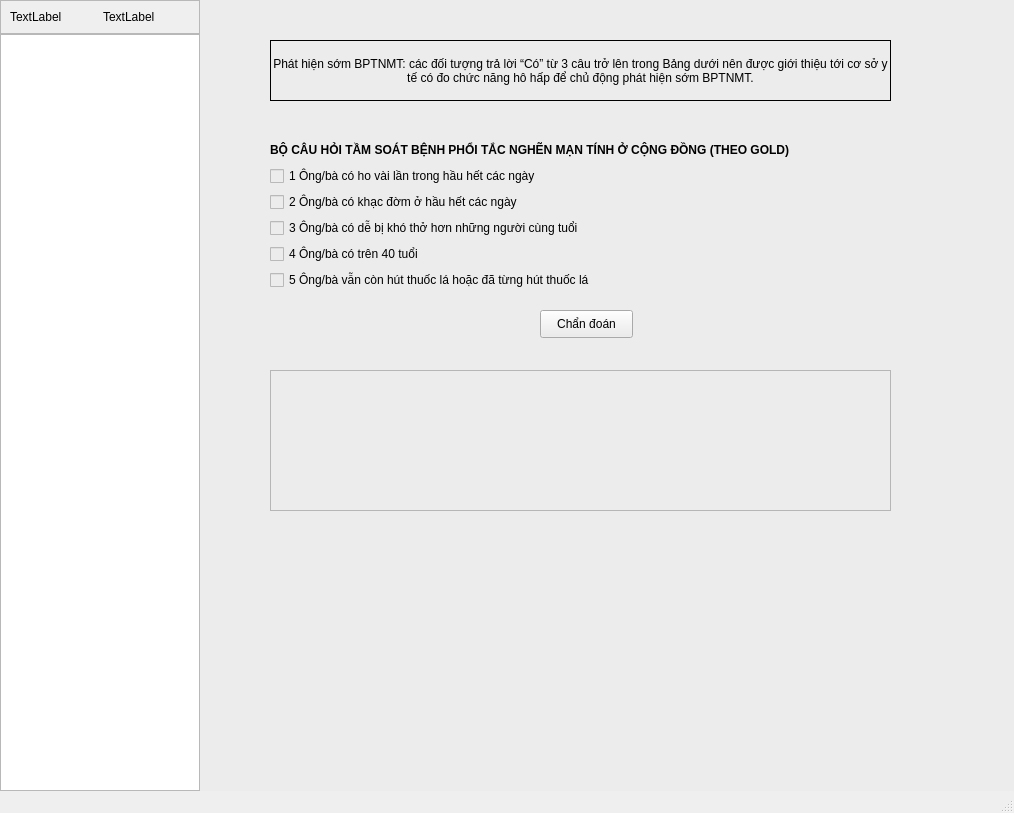
First picture: the form in interface/main_ui.ui, repository tanmaivan/COPD-Diagnosis-Expert-System, before the edit.
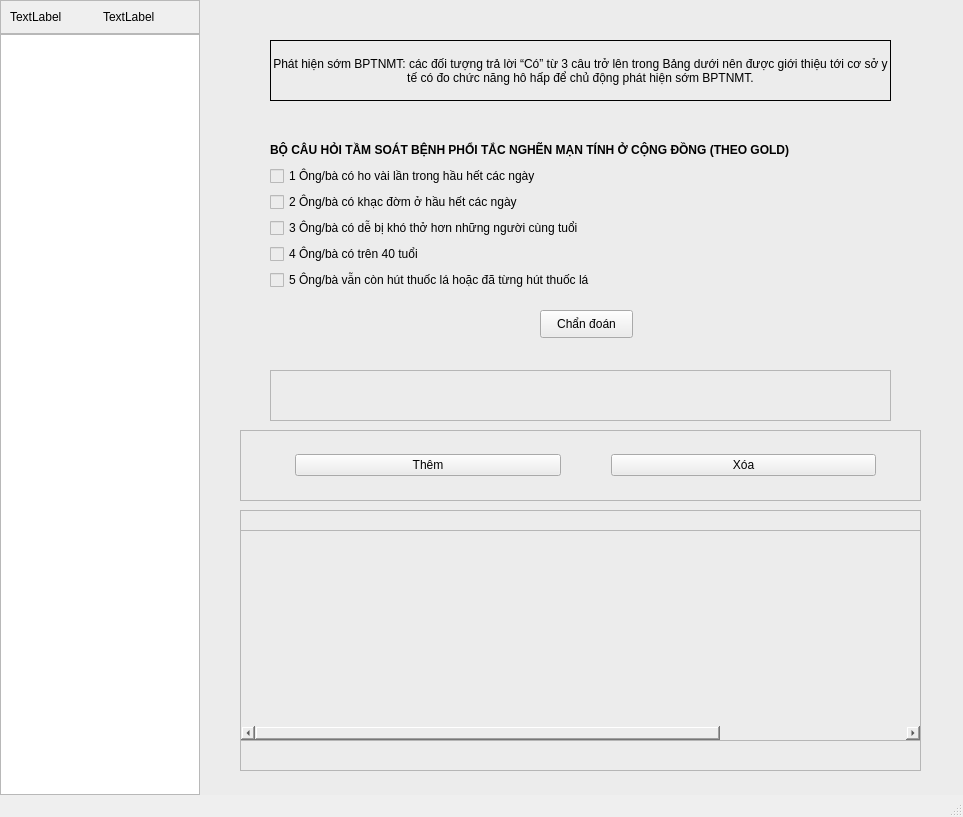
Second picture: the form after the edit. The open tabs and pages were chosen to show the change. Icons and pictures are not drawn.

Commit message: ensure table headers are visible

Diff of the .ui file:
```diff
--- a/interface/main_ui.ui
+++ b/interface/main_ui.ui
@@ -6,8 +6,8 @@
    <rect>
     <x>0</x>
     <y>0</y>
-    <width>1014</width>
-    <height>813</height>
+    <width>963</width>
+    <height>817</height>
    </rect>
   </property>
   <property name="windowTitle">
@@ -409,7 +409,7 @@
           <x>70</x>
           <y>370</y>
           <width>621</width>
-          <height>141</height>
+          <height>51</height>
          </rect>
         </property>
        </widget>
@@ -477,6 +477,162 @@
          </item>
         </layout>
        </widget>
+       <widget class="QFrame" name="i_result_frame_2">
+        <property name="geometry">
+         <rect>
+          <x>40</x>
+          <y>510</y>
+          <width>681</width>
+          <height>261</height>
+         </rect>
+        </property>
+        <property name="frameShape">
+         <enum>QFrame::StyledPanel</enum>
+        </property>
+        <property name="frameShadow">
+         <enum>QFrame::Raised</enum>
+        </property>
+        <widget class="QTableWidget" name="tb_patient_info_2">
+         <property name="geometry">
+          <rect>
+           <x>0</x>
+           <y>20</y>
+           <width>681</width>
+           <height>211</height>
+          </rect>
+         </property>
+         <property name="focusPolicy">
+          <enum>Qt::NoFocus</enum>
+         </property>
+         <property name="showGrid">
+          <bool>false</bool>
+         </property>
+         <attribute name="horizontalHeaderVisible">
+          <bool>false</bool>
+         </attribute>
+         <attribute name="horizontalHeaderMinimumSectionSize">
+          <number>50</number>
+         </attribute>
+         <attribute name="horizontalHeaderDefaultSectionSize">
+          <number>130</number>
+         </attribute>
+         <attribute name="horizontalHeaderHighlightSections">
+          <bool>true</bool>
+         </attribute>
+         <attribute name="verticalHeaderVisible">
+          <bool>false</bool>
+         </attribute>
+         <attribute name="verticalHeaderHighlightSections">
+          <bool>true</bool>
+         </attribute>
+         <attribute name="verticalHeaderStretchLastSection">
+          <bool>true</bool>
+         </attribute>
+         <column>
+          <property name="text">
+           <string>New Column</string>
+          </property>
+         </column>
+         <column>
+          <property name="text">
+           <string>New Column</string>
+          </property>
+         </column>
+         <column>
+          <property name="text">
+           <string>New Column</string>
+          </property>
+         </column>
+         <column>
+          <property name="text">
+           <string>New Column</string>
+          </property>
+         </column>
+         <column>
+          <property name="text">
+           <string>New Column</string>
+          </property>
+         </column>
+         <column>
+          <property name="text">
+           <string>New Column</string>
+          </property>
+         </column>
+         <column>
+          <property name="text">
+           <string>New Column</string>
+          </property>
+         </column>
+        </widget>
+       </widget>
+       <widget class="QFrame" name="i_function_frame_2">
+        <property name="geometry">
+         <rect>
+          <x>40</x>
+          <y>430</y>
+          <width>681</width>
+          <height>71</height>
+         </rect>
+        </property>
+        <property name="frameShape">
+         <enum>QFrame::StyledPanel</enum>
+        </property>
+        <property name="frameShadow">
+         <enum>QFrame::Raised</enum>
+        </property>
+        <widget class="QWidget" name="layoutWidget_4">
+         <property name="geometry">
+          <rect>
+           <x>30</x>
+           <y>20</y>
+           <width>631</width>
+           <height>30</height>
+          </rect>
+         </property>
+         <layout class="QHBoxLayout" name="horizontalLayout_5">
+          <property name="spacing">
+           <number>50</number>
+          </property>
+          <property name="sizeConstraint">
+           <enum>QLayout::SetDefaultConstraint</enum>
+          </property>
+          <property name="leftMargin">
+           <number>25</number>
+          </property>
+          <property name="topMargin">
+           <number>0</number>
+          </property>
+          <property name="rightMargin">
+           <number>25</number>
+          </property>
+          <item>
+           <widget class="QPushButton" name="i_add_btn_2">
+            <property name="autoFillBackground">
+             <bool>false</bool>
+            </property>
+            <property name="text">
+             <string>Thêm</string>
+            </property>
+            <property name="icon">
+             <iconset>
+              <normaloff>icon/add.svg</normaloff>icon/add.svg</iconset>
+            </property>
+           </widget>
+          </item>
+          <item>
+           <widget class="QPushButton" name="i_delete_btn_2">
+            <property name="text">
+             <string>Xóa</string>
+            </property>
+            <property name="icon">
+             <iconset>
+              <normaloff>icon/delete.svg</normaloff>icon/delete.svg</iconset>
+            </property>
+           </widget>
+          </item>
+         </layout>
+        </widget>
+       </widget>
       </widget>
       <widget class="QWidget" name="iii_iv">
        <widget class="QWidget" name="layoutWidget">
```
Left out of the diff: 5 changed lines with no effect on the pictures. The commit also changes 5 other files.
